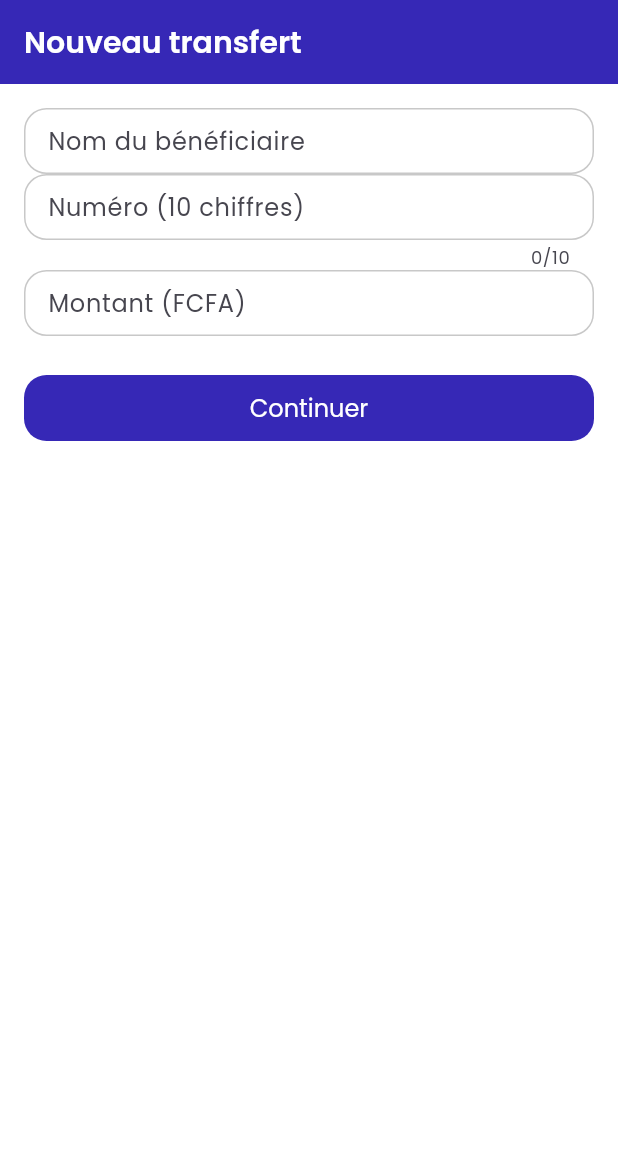
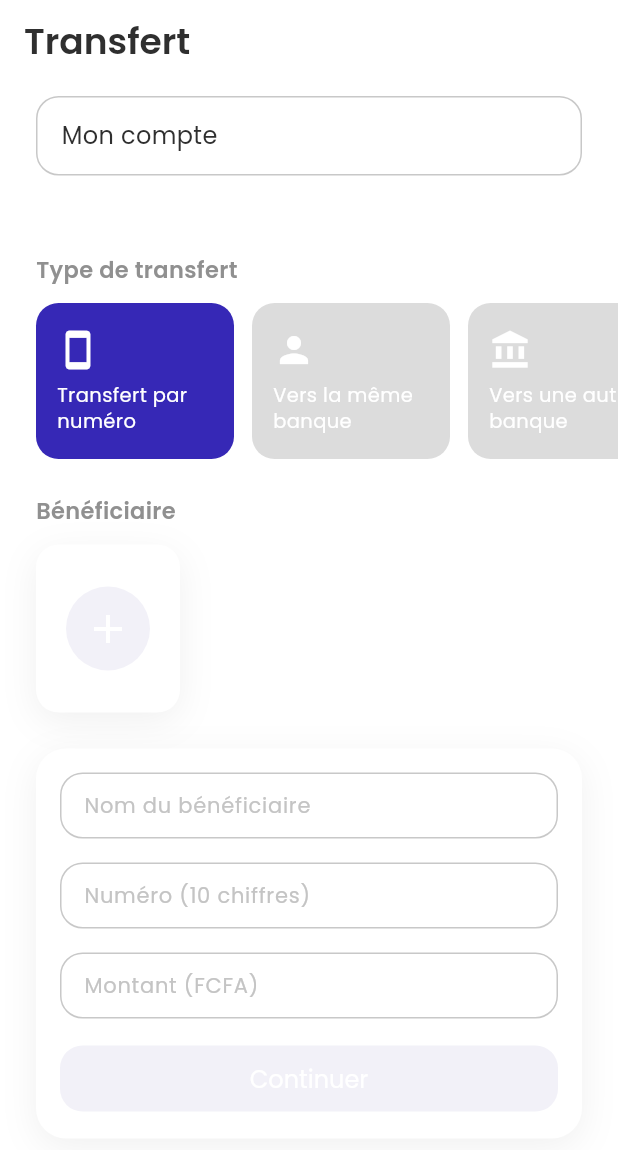
Before and after one commit to Lecam-host/test_ebanking, a Flutter app: the SendTransferPage screen opened by its route, on a phone screen of 412 x 824 dp. Shown: the top 1150 px of the screen. Run offline on Flutter 3.47's test engine with Material 3 defaults, Android fonts, the phone set to English and light mode, and no system bars; our stand-ins replace connectivity_plus, dio, drift, firebase_core, firebase_messaging, flutter_riverpod and 5 more; accounts and stored records are empty; generated files the repository leaves out were written again.

Commit message:
feat(ui): restyle the send form after the kit's Transfer screen
Keeps our three fields (name, number, amount) and adds the kit's layout:
the account with its last known balance, transfer types (only sending by
number is active), recent beneficiaries taken from the history (a tap
fills name and number), the amount written in French words, and a
Continue button greyed out until every field is filled.

```diff
--- a/lib/features/transfer/presentation/formatters.dart
+++ b/lib/features/transfer/presentation/formatters.dart
@@ -7,6 +7,84 @@ String formatAmount(int amount) {
     (_) => ' ',
   );
   return '$grouped FCFA';
+}
+
+/// 25000 → « vingt-cinq mille francs CFA ». Sous le champ du montant : un
+/// zéro de trop se voit tout de suite en toutes lettres.
+///
+/// Orthographe traditionnelle : traits d'union sous cent, « et un »,
+/// « quatre-vingts » et « cents » au pluriel seulement en fin de nombre,
+/// « mille » invariable, « un million de francs ».
+String amountInWords(int amount) {
+  final words = _numberInWords(amount);
+  final currency = amount <= 1 ? 'franc CFA' : 'francs CFA';
+  // « un million de francs », mais « un million cinq cent mille francs ».
+  final of = RegExp(r'(million|milliard)s?$').hasMatch(words) ? 'de ' : '';
+  return '$words $of$currency';
+}
+
+const _units = [
+  'zéro', 'un', 'deux', 'trois', 'quatre', 'cinq', 'six', 'sept', 'huit', //
+  'neuf', 'dix', 'onze', 'douze', 'treize', 'quatorze', 'quinze', 'seize',
+];
+
+const _tens = [
+  '', '', 'vingt', 'trente', 'quarante', 'cinquante', 'soixante', //
+];
+
+String _numberInWords(int n) {
+  if (n == 0) return _units[0];
+  final billions = n ~/ 1000000000;
+  final millions = n ~/ 1000000 % 1000;
+  final thousands = n ~/ 1000 % 1000;
+  final rest = n % 1000;
+  return [
+    if (billions > 0)
+      '${_below1000(billions)} milliard${billions > 1 ? 's' : ''}',
+    if (millions > 0)
+      '${_below1000(millions)} million${millions > 1 ? 's' : ''}',
+    if (thousands == 1) 'mille',
+    // Devant « mille », « cents » et « quatre-vingts » perdent leur s.
+    if (thousands > 1) '${_withoutFinalS(_below1000(thousands))} mille',
+    if (rest > 0) _below1000(rest),
+  ].join(' ');
+}
+
+/// « deux cents » → « deux cent », « quatre-vingts » → « quatre-vingt » ;
+/// « trois » garde son s.
+String _withoutFinalS(String words) =>
+    words.endsWith('cents') || words.endsWith('vingts')
+    ? words.substring(0, words.length - 1)
+    : words;
+
+String _below1000(int n) {
+  final hundreds = n ~/ 100;
+  final rest = n % 100;
+  final hundredsWords = switch (hundreds) {
+    0 => null,
+    1 => 'cent',
+    _ => '${_units[hundreds]} cent${rest == 0 ? 's' : ''}',
+  };
+  return [?hundredsWords, if (rest > 0) _below100(rest)].join(' ');
+}
+
+String _below100(int n) {
+  if (n <= 16) return _units[n];
+  if (n < 20) return 'dix-${_units[n - 10]}';
+  final tens = n ~/ 10;
+  final unit = n % 10;
+  return switch (tens) {
+    // 70 à 79 : soixante-dix… ; 90 à 99 : quatre-vingt-dix…
+    7 when n == 71 => 'soixante et onze',
+    7 => 'soixante-${_below100(n - 60)}',
+    9 => 'quatre-vingt-${_below100(n - 80)}',
+    8 => unit == 0 ? 'quatre-vingts' : 'quatre-vingt-${_units[unit]}',
+    _ => switch (unit) {
+      0 => _tens[tens],
+      1 => '${_tens[tens]} et un',
+      _ => '${_tens[tens]}-${_units[unit]}',
+    },
+  };
 }
 
 /// 0701020304 → « 07 01 02 03 04 ».
--- a/lib/features/transfer/presentation/pages/send_transfer_page.dart
+++ b/lib/features/transfer/presentation/pages/send_transfer_page.dart
@@ -1,5 +1,4 @@
 import 'package:flutter/material.dart';
-import 'package:flutter/services.dart';
 import 'package:flutter_riverpod/flutter_riverpod.dart';
 import 'package:go_router/go_router.dart';
 import 'package:test_ebanking/core/failure.dart';
@@ -11,8 +10,10 @@ import 'package:test_ebanking/features/auth/presentation/auth_providers.dart';
 import 'package:test_ebanking/features/auth/presentation/pages/pin_pages.dart';
 import 'package:test_ebanking/features/transfer/domain/entities/transfer_request.dart';
 import 'package:test_ebanking/features/transfer/presentation/formatters.dart';
+import 'package:test_ebanking/features/transfer/presentation/recent_beneficiaries.dart';
 import 'package:test_ebanking/features/transfer/presentation/send_transfer_notifier.dart';
 import 'package:test_ebanking/features/transfer/presentation/transfer_providers.dart';
+import 'package:test_ebanking/features/transfer/presentation/widgets/transfer_form_view.dart';
 import 'package:test_ebanking/features/transfer/presentation/widgets/transfer_success_view.dart';
 
 /// Ouvre l'écran d'envoi (accueil, historique). Après un transfert accepté,
@@ -129,51 +130,18 @@ class _SendTransferPageState extends ConsumerState<SendTransferPage> {
   }
 
   Widget _form(SendFormState form) {
-    final message = _message(form);
-    // Dernier solde connu, pour information : le serveur vérifie le vrai.
-    final balance = ref.watch(historyProvider).value?.balance;
-
-    return Scaffold(
-      appBar: AppBar(title: const Text('Nouveau transfert')),
-      body: ListView(
-        padding: const EdgeInsets.all(16),
-        children: [
-          TextField(
-            controller: _name,
-            decoration: const InputDecoration(labelText: 'Nom du bénéficiaire'),
-          ),
-          TextField(
-            controller: _phone,
-            keyboardType: TextInputType.phone,
-            inputFormatters: [FilteringTextInputFormatter.digitsOnly],
-            maxLength: 10,
-            decoration: const InputDecoration(
-              labelText: 'Numéro (10 chiffres)',
-            ),
-          ),
-          TextField(
-            controller: _amount,
-            keyboardType: TextInputType.number,
-            inputFormatters: [FilteringTextInputFormatter.digitsOnly],
-            decoration: InputDecoration(
-              labelText: 'Montant (FCFA)',
-              helperText: balance == null
-                  ? null
-                  : 'Solde disponible : ${formatAmount(balance)}',
-            ),
-          ),
-          if (message != null)
-            Padding(
-              padding: const EdgeInsets.only(top: 16),
-              child: Text(message),
-            ),
-          const SizedBox(height: 24),
-          FilledButton(
-            onPressed: () => _notifier.review(_request()),
-            child: const Text('Continuer'),
-          ),
-        ],
-      ),
+    final history = ref.watch(historyProvider).value;
+    return TransferFormView(
+      name: _name,
+      phone: _phone,
+      amount: _amount,
+      senderPhone: ref.watch(currentPhoneProvider) ?? '',
+      // Dernier solde connu, pour information : le serveur vérifie le vrai.
+      balance: history?.balance,
+      beneficiaries: recentBeneficiaries(history?.transfers ?? const []),
+      message: _message(form),
+      onChanged: () => setState(() {}),
+      onContinue: () => _notifier.review(_request()),
     );
   }
 
--- /dev/null
+++ b/lib/features/transfer/presentation/recent_beneficiaries.dart
@@ -0,0 +1,24 @@
+import 'package:test_ebanking/features/transfer/domain/entities/transfer.dart';
+
+/// Un bénéficiaire déjà utilisé : un appui remplit le nom et le numéro.
+typedef Beneficiary = ({String name, String phone});
+
+/// Bénéficiaires des derniers transferts, du plus récent au plus ancien, un
+/// seul par numéro. Tiré de l'historique du téléphone : pas de carnet à
+/// tenir à part, et la liste marche hors ligne.
+List<Beneficiary> recentBeneficiaries(
+  List<Transfer> transfers, {
+  int max = 10,
+}) {
+  final byPhone = <String, Beneficiary>{};
+  // L'historique arrive du plus récent au plus ancien : le premier transfert
+  // vers un numéro donne le nom le plus récent.
+  for (final transfer in transfers) {
+    if (byPhone.length == max) break;
+    byPhone.putIfAbsent(
+      transfer.recipientPhone,
+      () => (name: transfer.recipientName, phone: transfer.recipientPhone),
+    );
+  }
+  return byPhone.values.toList();
+}
--- /dev/null
+++ b/lib/features/transfer/presentation/widgets/transfer_form_view.dart
@@ -0,0 +1,435 @@
+import 'package:flutter/material.dart';
+import 'package:flutter/services.dart';
+import 'package:test_ebanking/core/presentation/app_colors.dart';
+import 'package:test_ebanking/core/presentation/light_app_bar.dart';
+import 'package:test_ebanking/features/transfer/presentation/formatters.dart';
+import 'package:test_ebanking/features/transfer/presentation/recent_beneficiaries.dart';
+
+/// Formulaire d'envoi, d'après l'écran « Transfer » du kit, avec nos trois
+/// champs (nom, numéro, montant) :
+/// - le compte du client et son dernier solde connu ;
+/// - le type de transfert (un seul actif dans ce test, les autres grisés) ;
+/// - les bénéficiaires récents, tirés de l'historique : un appui remplit le
+///   nom et le numéro ;
+/// - le montant en lettres sous le champ du montant.
+class TransferFormView extends StatelessWidget {
+  const TransferFormView({
+    super.key,
+    required this.name,
+    required this.phone,
+    required this.amount,
+    required this.senderPhone,
+    required this.balance,
+    required this.beneficiaries,
+    required this.message,
+    required this.onChanged,
+    required this.onContinue,
+  });
+
+  final TextEditingController name;
+  final TextEditingController phone;
+  final TextEditingController amount;
+  final String senderPhone;
+
+  /// Dernier solde connu ; null avant la première synchro.
+  final int? balance;
+  final List<Beneficiary> beneficiaries;
+
+  /// Problèmes de saisie renvoyés par le domaine.
+  final String? message;
+
+  /// Un champ a changé : l'écran se redessine (bouton, montant en lettres).
+  final VoidCallback onChanged;
+  final VoidCallback onContinue;
+
+  bool get _filled =>
+      name.text.trim().isNotEmpty &&
+      phone.text.isNotEmpty &&
+      amount.text.isNotEmpty;
+
+  void _select(Beneficiary beneficiary) {
+    name.text = beneficiary.name;
+    phone.text = beneficiary.phone;
+    onChanged();
+  }
+
+  void _clearBeneficiary() {
+    name.clear();
+    phone.clear();
+    onChanged();
+  }
+
+  @override
+  Widget build(BuildContext context) {
+    final amountValue = int.tryParse(amount.text) ?? 0;
+    return Scaffold(
+      appBar: lightAppBar('Transfert'),
+      body: ListView(
+        padding: const EdgeInsets.fromLTRB(24, 8, 24, 32),
+        children: [
+          _AccountBox(senderPhone: senderPhone),
+          // Toujours présent, même vide : si la ligne apparaissait à
+          // l'arrivée du solde, les éléments suivants se décaleraient et le
+          // champ en cours de saisie serait recréé (texte tapé perdu).
+          Padding(
+            padding: const EdgeInsets.fromLTRB(16, 8, 0, 0),
+            child: Text(
+              balance == null
+                  ? ''
+                  : 'Solde disponible : ${formatAmount(balance!)}',
+              style: const TextStyle(
+                color: AppColors.primary,
+                fontSize: 14,
+                fontWeight: FontWeight.w600,
+              ),
+            ),
+          ),
+          const _SectionTitle('Type de transfert'),
+          const _TransferTypes(),
+          const _SectionTitle('Bénéficiaire'),
+          _Beneficiaries(
+            beneficiaries: beneficiaries,
+            selectedPhone: phone.text,
+            onSelect: _select,
+            onNew: _clearBeneficiary,
+          ),
+          const SizedBox(height: 24),
+          _FormCard(
+            children: [
+              TextField(
+                controller: name,
+                onChanged: (_) => onChanged(),
+                decoration: const InputDecoration(
+                  hintText: 'Nom du bénéficiaire',
+                ),
+              ),
+              TextField(
+                controller: phone,
+                onChanged: (_) => onChanged(),
+                keyboardType: TextInputType.phone,
+                inputFormatters: [FilteringTextInputFormatter.digitsOnly],
+                maxLength: 10,
+                decoration: const InputDecoration(
+                  hintText: 'Numéro (10 chiffres)',
+                  counterText: '',
+                ),
+              ),
+              Column(
+                crossAxisAlignment: CrossAxisAlignment.start,
+                children: [
+                  TextField(
+                    controller: amount,
+                    onChanged: (_) => onChanged(),
+                    keyboardType: TextInputType.number,
+                    inputFormatters: [FilteringTextInputFormatter.digitsOnly],
+                    decoration: const InputDecoration(
+                      hintText: 'Montant (FCFA)',
+                    ),
+                  ),
+                  if (amountValue > 0)
+                    Padding(
+                      padding: const EdgeInsets.fromLTRB(16, 8, 0, 0),
+                      child: Text(
+                        amountInWords(amountValue),
+                        style: const TextStyle(
+                          color: AppColors.primary,
+                          fontSize: 13,
+                          fontWeight: FontWeight.w600,
+                        ),
+                      ),
+                    ),
+                ],
+              ),
+              if (message != null)
+                Text(message!, style: const TextStyle(color: AppColors.red)),
+              FilledButton(
+                // Grisé tant qu'un champ est vide ; les règles précises sont
+                // vérifiées par le domaine à l'appui.
+                onPressed: _filled ? onContinue : null,
+                child: const Text('Continuer'),
+              ),
+            ],
+          ),
+        ],
+      ),
+    );
+  }
+}
+
+void _comingSoon(BuildContext context) =>
+    ScaffoldMessenger.of(context)
+        .showSnackBar(const SnackBar(content: Text('Bientôt disponible.')));
+
+class _SectionTitle extends StatelessWidget {
+  const _SectionTitle(this.text);
+
+  final String text;
+
+  @override
+  Widget build(BuildContext context) => Padding(
+    padding: const EdgeInsets.only(top: 24, bottom: 12),
+    child: Text(
+      text,
+      style: const TextStyle(
+        color: Color(0xFF909090),
+        fontSize: 15,
+        fontWeight: FontWeight.w600,
+      ),
+    ),
+  );
+}
+
+/// Le compte du client : un seul dans ce test, désigné par son numéro masqué.
+class _AccountBox extends StatelessWidget {
+  const _AccountBox({required this.senderPhone});
+
+  final String senderPhone;
+
+  @override
+  Widget build(BuildContext context) => Container(
+    padding: const EdgeInsets.symmetric(horizontal: 16, vertical: 14),
+    decoration: BoxDecoration(
+      border: Border.all(color: AppColors.border),
+      borderRadius: BorderRadius.circular(15),
+    ),
+    child: Text(
+      'Mon compte  ${maskPhone(senderPhone)}',
+      style: const TextStyle(color: AppColors.text, fontSize: 16),
+    ),
+  );
+}
+
+/// Types de transfert du kit : seul l'envoi par numéro existe dans ce test,
+/// les autres restent visibles, grisés, comme les tuiles de l'accueil.
+class _TransferTypes extends StatelessWidget {
+  const _TransferTypes();
+
+  @override
+  Widget build(BuildContext context) => SizedBox(
+    height: 104,
+    child: ListView(
+      scrollDirection: Axis.horizontal,
+      clipBehavior: Clip.none,
+      children: [
+        const _TypeCard(
+          icon: Icons.smartphone,
+          label: 'Transfert par numéro',
+          active: true,
+        ),
+        const SizedBox(width: 12),
+        _TypeCard(
+          icon: Icons.person,
+          label: 'Vers la même banque',
+          onTap: () => _comingSoon(context),
+        ),
+        const SizedBox(width: 12),
+        _TypeCard(
+          icon: Icons.account_balance,
+          label: 'Vers une autre banque',
+          onTap: () => _comingSoon(context),
+        ),
+      ],
+    ),
+  );
+}
+
+class _TypeCard extends StatelessWidget {
+  const _TypeCard({
+    required this.icon,
+    required this.label,
+    this.active = false,
+    this.onTap,
+  });
+
+  final IconData icon;
+  final String label;
+  final bool active;
+  final VoidCallback? onTap;
+
+  @override
+  Widget build(BuildContext context) => Material(
+    color: active ? AppColors.primary : const Color(0xFFDCDCDC),
+    borderRadius: BorderRadius.circular(15),
+    child: InkWell(
+      borderRadius: BorderRadius.circular(15),
+      onTap: onTap,
+      child: Container(
+        width: 132,
+        padding: const EdgeInsets.all(14),
+        child: Column(
+          crossAxisAlignment: CrossAxisAlignment.start,
+          mainAxisAlignment: MainAxisAlignment.center,
+          children: [
+            Icon(icon, color: Colors.white, size: 28),
+            const SizedBox(height: 8),
+            Text(
+              label,
+              maxLines: 2,
+              style: const TextStyle(
+                color: Colors.white,
+                fontSize: 13,
+                height: 1.3,
+              ),
+            ),
+          ],
+        ),
+      ),
+    ),
+  );
+}
+
+/// « + » (nouveau bénéficiaire), puis les bénéficiaires récents.
+class _Beneficiaries extends StatelessWidget {
+  const _Beneficiaries({
+    required this.beneficiaries,
+    required this.selectedPhone,
+    required this.onSelect,
+    required this.onNew,
+  });
+
+  final List<Beneficiary> beneficiaries;
+  final String selectedPhone;
+  final ValueChanged<Beneficiary> onSelect;
+  final VoidCallback onNew;
+
+  @override
+  Widget build(BuildContext context) => SizedBox(
+    height: 112,
+    child: ListView(
+      scrollDirection: Axis.horizontal,
+      clipBehavior: Clip.none,
+      children: [
+        _PersonCard(
+          tooltip: 'Nouveau bénéficiaire',
+          onTap: onNew,
+          avatar: const CircleAvatar(
+            radius: 28,
+            backgroundColor: AppColors.surfaceTint,
+            child: Icon(Icons.add, color: Colors.white, size: 32),
+          ),
+        ),
+        for (final beneficiary in beneficiaries) ...[
+          const SizedBox(width: 12),
+          _PersonCard(
+            label: beneficiary.name,
+            selected: beneficiary.phone == selectedPhone,
+            onTap: () => onSelect(beneficiary),
+            avatar: CircleAvatar(
+              radius: 28,
+              backgroundColor: AppColors.primaryLight,
+              child: Text(
+                _initials(beneficiary.name),
+                style: const TextStyle(
+                  color: Colors.white,
+                  fontWeight: FontWeight.w600,
+                ),
+              ),
+            ),
+          ),
+        ],
+      ],
+    ),
+  );
+
+  /// « Awa Kone » → « AK ».
+  static String _initials(String name) => name
+      .trim()
+      .split(RegExp(r'\s+'))
+      .take(2)
+      .map((word) => word.isEmpty ? '' : word[0].toUpperCase())
+      .join();
+}
+
+/// Carte du kit : blanche à ombre douce, indigo quand elle est choisie.
+class _PersonCard extends StatelessWidget {
+  const _PersonCard({
+    required this.avatar,
+    required this.onTap,
+    this.label,
+    this.tooltip,
+    this.selected = false,
+  });
+
+  final Widget avatar;
+  final VoidCallback onTap;
+  final String? label;
+  final String? tooltip;
+  final bool selected;
+
+  @override
+  Widget build(BuildContext context) {
+    final card = DecoratedBox(
+      decoration: BoxDecoration(
+        color: selected ? AppColors.primary : Colors.white,
+        borderRadius: BorderRadius.circular(15),
+        boxShadow: const [
+          BoxShadow(
+            color: Color(0x0F000000),
+            blurRadius: 20,
+            offset: Offset(0, 6),
+          ),
+        ],
+      ),
+      child: Material(
+        type: MaterialType.transparency,
+        child: InkWell(
+          borderRadius: BorderRadius.circular(15),
+          onTap: onTap,
+          child: SizedBox(
+            width: 96,
+            child: Column(
+              mainAxisAlignment: MainAxisAlignment.center,
+              children: [
+                avatar,
+                if (label != null) ...[
+                  const SizedBox(height: 8),
+                  Padding(
+                    padding: const EdgeInsets.symmetric(horizontal: 8),
+                    child: Text(
+                      label!,
+                      maxLines: 1,
+                      overflow: TextOverflow.ellipsis,
+                      style: TextStyle(
+                        color: selected ? Colors.white : AppColors.text,
+                        fontSize: 14,
+                      ),
+                    ),
+                  ),
+                ],
+              ],
+            ),
+          ),
+        ),
+      ),
+    );
+    return tooltip == null ? card : Tooltip(message: tooltip!, child: card);
+  }
+}
+
+/// Fond blanc arrondi à ombre douce, comme le bloc du formulaire du kit.
+class _FormCard extends StatelessWidget {
+  const _FormCard({required this.children});
+
+  final List<Widget> children;
+
+  @override
+  Widget build(BuildContext context) => Container(
+    padding: const EdgeInsets.all(16),
+    decoration: BoxDecoration(
+      color: Colors.white,
+      borderRadius: BorderRadius.circular(20),
+      boxShadow: const [
+        BoxShadow(
+          color: Color(0x0F000000),
+          blurRadius: 20,
+          offset: Offset(0, 6),
+        ),
+      ],
+    ),
+    child: Column(
+      crossAxisAlignment: CrossAxisAlignment.stretch,
+      spacing: 16,
+      children: children,
+    ),
+  );
+}
```
Also changed, not shown: 4 other files.
